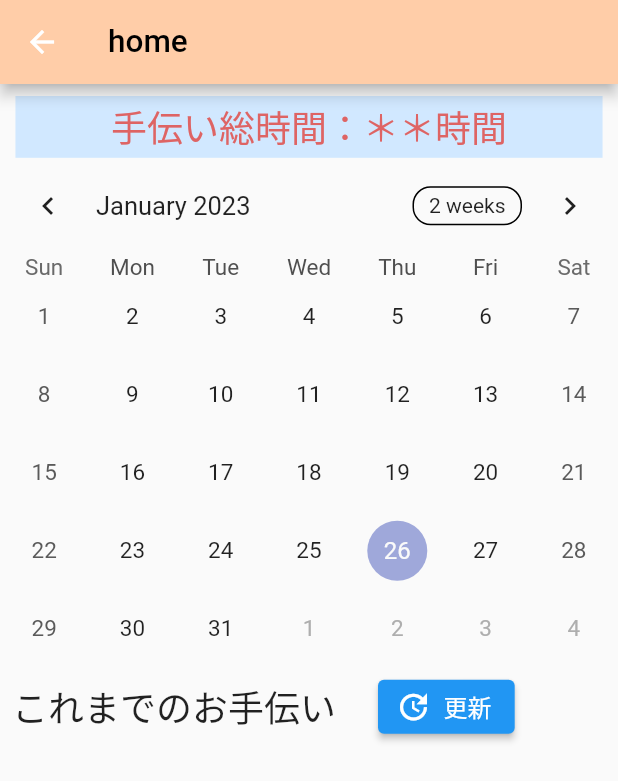
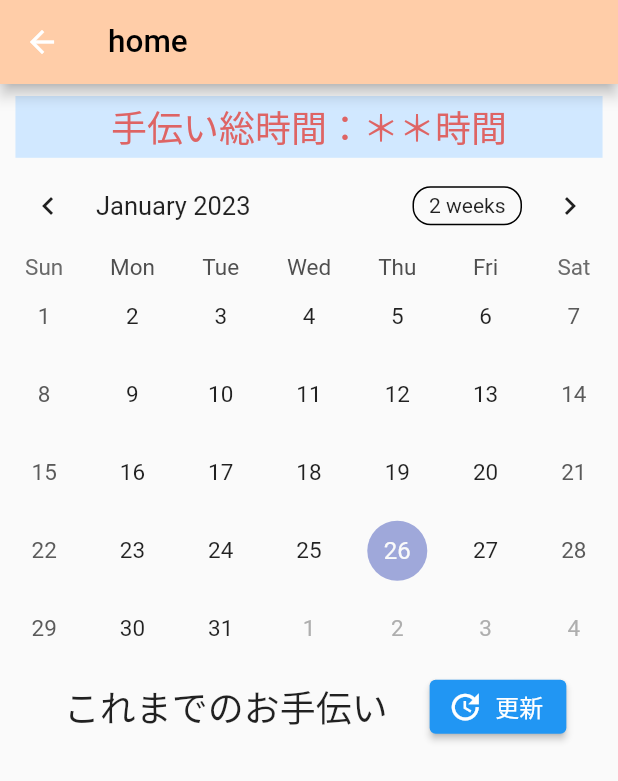
Before and after one commit to Makito119/cyber-flutter-app, a Flutter app: the HomeScreen screen opened directly with empty values, after a tap on "更新", on a phone screen of 412 x 824 dp. Shown: the top 781 px of the screen. Run offline on Flutter 3.47's test engine with Material 2 defaults, Android fonts, the phone set to English and light mode, and no system bars; drawn by our look-alikes of table_calendar; our stand-ins replace cloud_firestore, firebase_auth, firebase_core; accounts and stored records are empty.

```diff
--- a/lib/home_screen.dart
+++ b/lib/home_screen.dart
@@ -1,6 +1,12 @@
+import 'dart:ui';
+
 import 'package:flutter/material.dart';
 import 'package:table_calendar/table_calendar.dart';
 import 'package:cloud_firestore/cloud_firestore.dart';
+import "package:intl/intl.dart";
+import 'package:intl/date_symbol_data_local.dart';
+
+
 
 class HomeScreen extends StatefulWidget {
   const HomeScreen({super.key, required this.user});
@@ -8,15 +14,27 @@ class HomeScreen extends StatefulWidget {
   @override
   State<HomeScreen> createState() => _HomeScreenState();
 }
-
-List<String> FBjoblist = <String>[];
-List<Widget> Listupitems(List<String> _JobList) {
+class FBJoblist_ID_DATE{
+  FBJoblist_ID_DATE({required this.jobid, required this.starttime, required this.endtime});
+  int jobid;
+  DateTime starttime;
+  DateTime endtime;
+  int DurationofJob_m(){
+    return endtime.difference(starttime).inMinutes;
+  }
+}
+List<FBJoblist_ID_DATE> FBjoblist = <FBJoblist_ID_DATE>[];
+List<Widget> Listupitems_fromIDDATE(List<FBJoblist_ID_DATE> _JobList) {
   final List<Widget> jlist = <Widget>[];
-  for (String s in _JobList) {
-    jlist.add(Padding(padding: const EdgeInsets.all(4), child: Text(s)));
+  for (FBJoblist_ID_DATE s in _JobList) {
+    String ss="${s.starttime.month}月${s.starttime.day}日 ${s.starttime.hour}:${s.starttime.minute}   ID:${s.jobid}  ${s.DurationofJob_m()~/60}時間${s.DurationofJob_m()%60}分";
+    jlist.add(Padding(padding: const EdgeInsets.all(4), child: Text(ss)));
   }
   return jlist;
 }
+bool givealert=false;
+
+
 
 class _HomeScreenState extends State<HomeScreen> {
   DateTime _focusedDay = DateTime.now();
@@ -24,12 +42,32 @@ class _HomeScreenState extends State<HomeScreen> {
   @override
   void initState() {
     user = widget.user;
-    FBjoblist = <String>[];
+    FBjoblist = <FBJoblist_ID_DATE>[];
     for (String value in user!['joblist']) {
-      FBjoblist.add(value);
+      List<String> value_splitted_in_string=value.split("%");
+      FBjoblist.add(FBJoblist_ID_DATE(
+          jobid: int.parse(value_splitted_in_string[0]),
+          starttime: DateFormat('yyyy-MM-dd-h:mm').parse(value_splitted_in_string[1]),
+          endtime: DateFormat('yyyy-MM-dd-h:mm').parse(value_splitted_in_string[2])));
     }
     super.initState();
+    DateTime Sevendaysago=_focusedDay.subtract(Duration(days: 7));
+    int Sevendaysjobtime=0;
+    FBjoblist.forEach((date) {
+      if(date.starttime.compareTo(Sevendaysago)>0){
+        Sevendaysjobtime+=date.DurationofJob_m();
+      }
+    });
+    if(Sevendaysjobtime>7*4*60){
+      WidgetsBinding.instance.addPostFrameCallback((_) async {
+        await showDialog<String>(
+          context: context,
+          builder: (BuildContext context) =>AlertDialogSample()
+        );
+      });
+    }
   }
+
 
   @override
   Widget build(BuildContext context) {
@@ -65,7 +103,7 @@ class _HomeScreenState extends State<HomeScreen> {
               lastDay: DateTime.utc(2025, 12, 31),
               focusedDay: _focusedDay,
             ),
-            Row(mainAxisAlignment: MainAxisAlignment.start, children: [
+            Row(mainAxisAlignment: MainAxisAlignment.center, children: [
               const Padding(
                   padding: EdgeInsets.all(8),
                   child: Text('これまでのお手伝い', style: TextStyle(fontSize: 24))),
@@ -80,7 +118,7 @@ class _HomeScreenState extends State<HomeScreen> {
             ]),
             FBjoblist.length != 0
                 ? Column(
-                    children: Listupitems(FBjoblist),
+                    children: Listupitems_fromIDDATE(FBjoblist),
                   )
                 : SizedBox.shrink(),
           ]),
@@ -95,12 +133,41 @@ class _HomeScreenState extends State<HomeScreen> {
         .doc(user!['cid'])
         .get();
     final data = Snapshot.data();
-    List<String> _FBjoblist = <String>[];
+    List<FBJoblist_ID_DATE> _FBjoblist_id_date=<FBJoblist_ID_DATE>[];
     for (String value in data!['joblist']) {
-      _FBjoblist.add(value);
+      List<String> value_splitted_in_string=value.split("%");
+
+      _FBjoblist_id_date.add(FBJoblist_ID_DATE(
+          jobid: int.parse(value_splitted_in_string[0]),
+          starttime: DateFormat('yyyy-MM-dd-h:mm').parse(value_splitted_in_string[1]),
+          endtime: DateFormat('yyyy-MM-dd-h:mm').parse(value_splitted_in_string[2])));
     }
     setState(() {
-      FBjoblist = _FBjoblist;
+      FBjoblist=_FBjoblist_id_date;
     });
   }
 }
+class AlertDialogSample extends StatelessWidget{
+  const AlertDialogSample({Key? key}) : super(key: key);
+
+  @override
+  Widget build(BuildContext context) {
+    return AlertDialog(
+      title: Text('こんな悩みはありませんか？'),
+      content: Text('自分の時間が取れない\n 勉強が出来ない\n 学校に通えない\n'+
+          '行政に相談することが出来ます\n 相談してみませんか?'),
+      actions: <Widget>[
+        GestureDetector(
+          child: Text('今はしない'),
+          onTap: () {
+            Navigator.pop(context);
+          },
+        ),
+        GestureDetector(
+          child: Text('相談する'),
+          onTap: () {},
+        )
+      ],
+    );
+  }
+}
--- a/lib/login.dart
+++ b/lib/login.dart
@@ -16,9 +16,9 @@ class LoginPage extends StatefulWidget {
 class _LoginPageState extends State<LoginPage> {
 
   //デバッグ用ログイン省略
-  String devEmail="hiromochi12182@gmail.com";
-  String devPassword="mochimochi2";
-  bool omitLogin = false;
+  String devEmail="hiromochi12183@gmail.com";
+  String devPassword="mochimochi3";
+  bool omitLogin = true;
 
   String newUserEmail = "";
   // 入力されたパスワード
--- a/lib/record_screen.dart
+++ b/lib/record_screen.dart
@@ -332,7 +332,7 @@ class RecordPageState extends State<RecordPage> {
                                         .doc(user!['cid'])
                                         .update({
                                       'joblist': FieldValue.arrayUnion([
-                                        '$_jobID%${DateFormat('yyyy-MM-dd-Hm').format(_startTime!)}%${DateFormat('yyyy-MM-dd-Hm').format(_endTime!)}'
+                                        '$_jobID%${DateFormat('yyyy-MM-dd-H:m').format(_startTime!)}%${DateFormat('yyyy-MM-dd-H:m').format(_endTime!)}'
                                       ])
                                     });
                                     setState(() {
```
